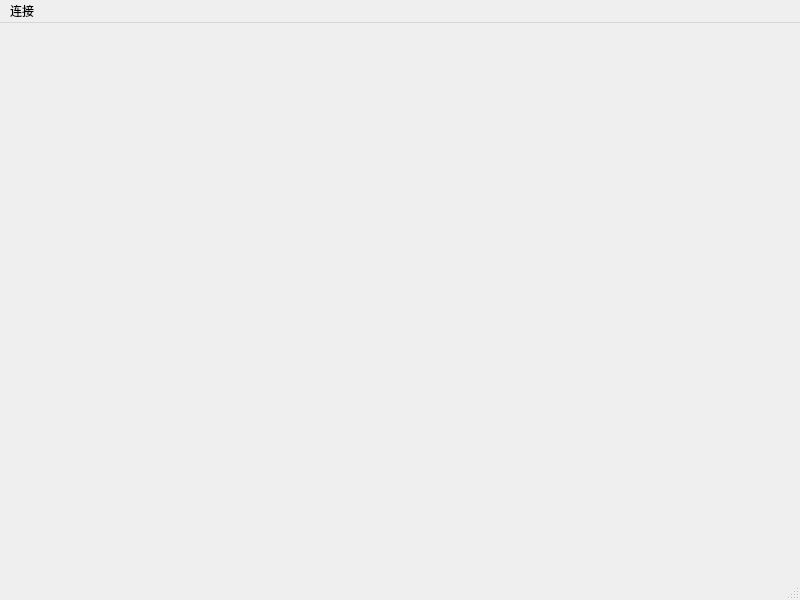
First picture: the form in main.ui, repository tendercool/JY_test, before the edit.
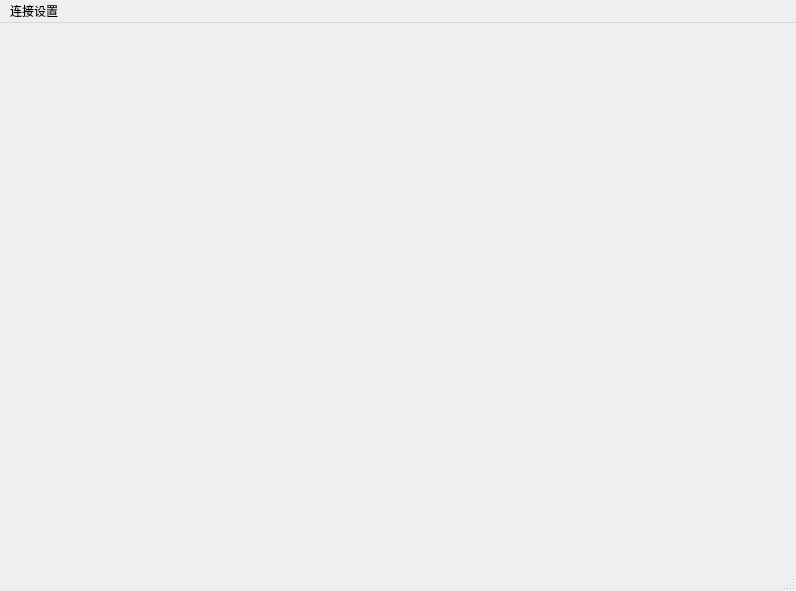
Second picture: the form after the edit.

Patch:
```diff
--- a/main.ui
+++ b/main.ui
@@ -6,8 +6,8 @@
    <rect>
     <x>0</x>
     <y>0</y>
-    <width>800</width>
-    <height>600</height>
+    <width>796</width>
+    <height>591</height>
    </rect>
   </property>
   <property name="windowTitle">
@@ -19,13 +19,13 @@
     <rect>
      <x>0</x>
      <y>0</y>
-     <width>800</width>
+     <width>796</width>
      <height>26</height>
     </rect>
    </property>
    <widget class="QMenu" name="menu">
     <property name="title">
-     <string>连接</string>
+     <string>连接设置</string>
     </property>
     <addaction name="actionstart"/>
    </widget>
```
Left out of the diff: 6 changed lines with no effect on the pictures.
